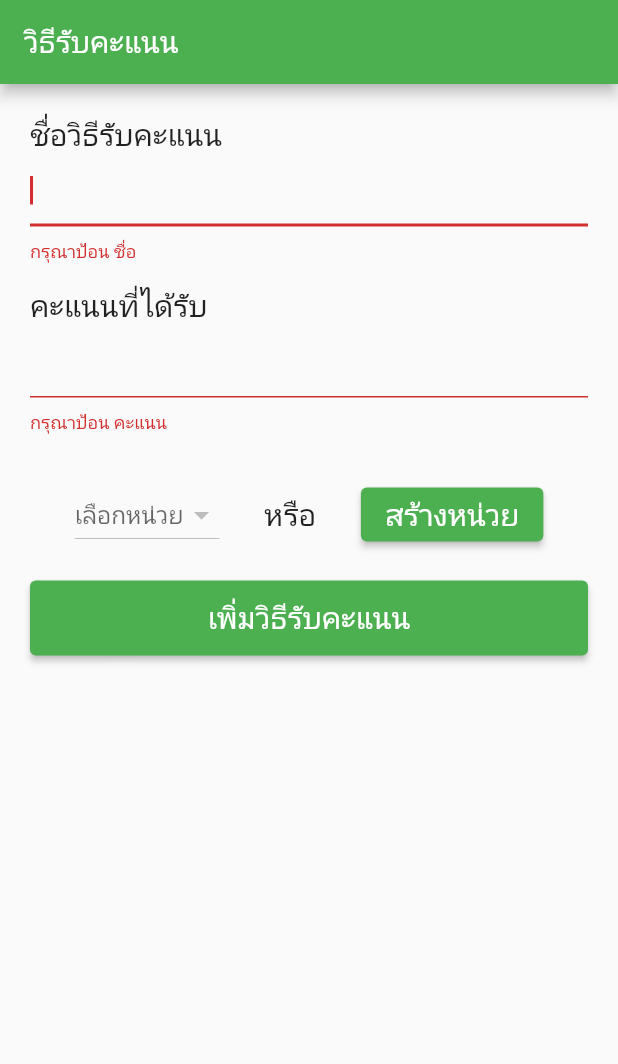
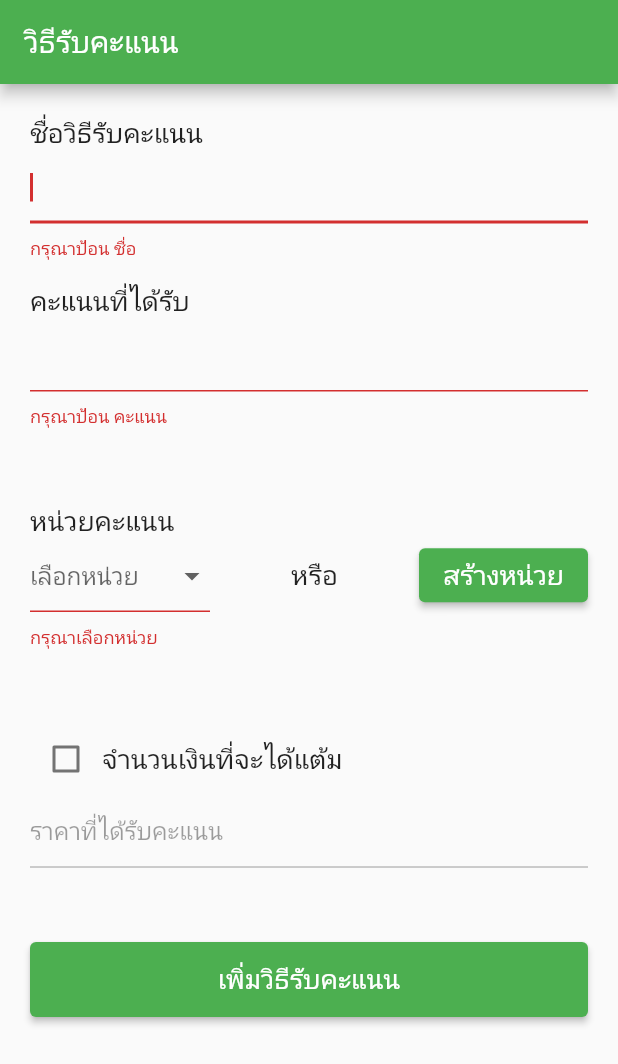
Before and after one commit to ZoNew/Flutter_CollectingPoints, a Flutter app: the AddCollectScreen screen opened directly, after a tap on "เพิ่มวิธีรับคะแนน", on a phone screen of 412 x 824 dp. Shown: the top 1064 px of the screen. Run offline on Flutter 3.47's test engine with Material 2 defaults, Android fonts, the phone set to English and light mode, and no system bars; our stand-ins replace fluttertoast, form_field_validator.

```diff
--- a/lib/main.dart
+++ b/lib/main.dart
@@ -1,4 +1,6 @@
 import 'package:flutter/material.dart';
+import 'package:test_point_system/screen/add_collect.dart';
+import 'package:test_point_system/screen/add_collect_unit.dart';
 import 'package:test_point_system/screen/login.dart';
 
 void main() {
@@ -31,7 +33,7 @@ class _MyHomePageState extends State<MyHomePage> {
   @override
   Widget build(BuildContext context) {
 
-    return LoginScreen();
+    return AddCollectUnit();
   }
 }
 
--- a/lib/model/collect.dart
+++ b/lib/model/collect.dart
@@ -1,8 +1,11 @@
 class Collect {
   String? name;
   int? rewardPoint;
+  String? collectUnit;
+  int? price;
 
-  Collect({this.name, this.rewardPoint}) {
+  Collect({this.name, this.rewardPoint, this.price}) {
     rewardPoint = 0;
+    price = 0;
   }
 }
--- a/lib/screen/add_collect.dart
+++ b/lib/screen/add_collect.dart
@@ -2,6 +2,7 @@ import 'package:flutter/material.dart';
 import 'package:fluttertoast/fluttertoast.dart';
 import 'package:form_field_validator/form_field_validator.dart';
 import 'package:test_point_system/model/collect.dart';
+import 'package:test_point_system/screen/detail_promotion.dart';
 import 'package:test_point_system/screen/login.dart';
 
 class AddCollectScreen extends StatefulWidget {
@@ -14,9 +15,28 @@ class AddCollectScreen extends StatefulWidget {
 class _AddCollectScreenState extends State<AddCollectScreen> {
   final formKey = GlobalKey<FormState>();
   Collect collect = Collect();
+  String? _dropdownValue;
+  bool isEnable = false;
+  final textFormFieldPrice = TextEditingController();
+
+  List<DropdownMenuItem<String>> _unitList = [
+    "stamp",
+    "point",
+    "แต้ม",
+    "ความดี",
+  ].map<DropdownMenuItem<String>>((String value) {
+    return DropdownMenuItem<String>(
+      value: value,
+      child: Text(value),
+    );
+  }).toList();
 
   @override
   Widget build(BuildContext context) {
+    ThemeData theme = Theme.of(context);
+    if (isEnable == true) {}
+    ;
+    double _fontSize = 18.0;
     return Scaffold(
       appBar: AppBar(
         title: Text("วิธีรับคะแนน"),
@@ -57,17 +77,46 @@ class _AddCollectScreenState extends State<AddCollectScreen> {
                       },
                     ),
                     SizedBox(
-                      height: 30,
+                      height: 50,
                     ),
                     Row(
-                      // crossAxisAlignment: CrossAxisAlignment.start,
-                      mainAxisAlignment: MainAxisAlignment.spaceEvenly,
+                      mainAxisAlignment: MainAxisAlignment.spaceBetween,
                       children: [
-                        DropdownButton(
-                          items: _unit,
-                          hint: Text("เลือกหน่วย"),
+                        Column(
+                          crossAxisAlignment: CrossAxisAlignment.start,
+                          children: [
+                            Text(
+                              "หน่วยคะแนน",
+                              style: TextStyle(fontSize: _fontSize),
+                            ),
+
+                            Container(
+                              width: 120,
+                              child: DropdownButtonFormField<String>(
+                                validator: (value) {
+                                  if (value == null) {
+                                    return "กรุณาเลือกหน่วย";
+                                  }
+                                },
+                                value: _dropdownValue,
+                                hint: Text("เลือกหน่วย"),
+                                onChanged: (String? newValue) {
+                                  setState(() {
+                                    _dropdownValue = newValue;
+                                  });
+                                },
+                                items: _unitList,
+                                onSaved: (val) {
+                                  collect.collectUnit = val;
+                                },
+                              ),
+                            ),
+                          ],
                         ),
-                        Text("หรือ",style: TextStyle(fontSize: _fontSize),),
+                        Text(
+                          "หรือ",
+                          style: TextStyle(fontSize: _fontSize),
+                        ),
                         ElevatedButton(
                           onPressed: () {
                             Navigator.push(context,
@@ -76,12 +125,44 @@ class _AddCollectScreenState extends State<AddCollectScreen> {
                             }));
                           },
                           child: Text("สร้างหน่วย",
-                              style: TextStyle(fontSize: 20)),
+                              style: TextStyle(fontSize: _fontSize)),
                         ),
                       ],
                     ),
                     SizedBox(
-                      height: 20,
+                      height: 50,
+                    ),
+                    Row(
+                      children: [
+                        Checkbox(
+                          value: isEnable,
+                          onChanged: (value) {
+                            setState(() {
+                              isEnable = value!;
+                              textFormFieldPrice.clear();
+                            });
+                          },
+                        ),
+                        Text(
+                          "จำนวนเงินที่จะได้แต้ม",
+                          style: TextStyle(fontSize: _fontSize),
+                        )
+                      ],
+                    ),
+                    TextFormField(
+                      controller: textFormFieldPrice,
+                      enabled: isEnable,
+                      keyboardType: TextInputType.number,
+                      onSaved: (String? price) {
+                        if (price!.isNotEmpty) {
+                          collect.price = int.parse(price);
+                        }
+                      },
+                      decoration:
+                          InputDecoration(hintText: "ราคาที่ได้รับคะแนน"),
+                    ),
+                    SizedBox(
+                      height: 50,
                     ),
                     SizedBox(
                       width: double.infinity,
@@ -92,19 +173,23 @@ class _AddCollectScreenState extends State<AddCollectScreen> {
                             formKey.currentState!.save();
                             try {
                               Fluttertoast.showToast(
-                                  msg: "เพิ่มวิธีรับคะแนนเรียบร้อย");
-                              print("${collect.name}, ${collect.rewardPoint}");
-                              /*Navigator.pushReplacement(
+                                msg: "เพิ่มวิธีรับคะแนนเรียบร้อย",
+                                gravity: ToastGravity.TOP,
+                              );
+
+                              print(
+                                  "${collect.name}, ${collect.rewardPoint}, ${collect.collectUnit}, ${collect.price}");
+                              Navigator.pushReplacement(
                                 context,
                                 MaterialPageRoute(builder: (context) {
-                                  return AddCollectScreen();
+                                  return DetailPromotionScreen();
                                 }),
-                              );*/
+                              );
                             } catch (e) {
                               print(e.toString());
                               Fluttertoast.showToast(
                                 msg: e.toString(),
-                                gravity: ToastGravity.CENTER,
+                                gravity: ToastGravity.TOP,
                               );
                             }
                           }
@@ -122,19 +207,4 @@ class _AddCollectScreenState extends State<AddCollectScreen> {
   }
 }
 
-final double _fontSize = 20;
-
-List<DropdownMenuItem<String>> _unit = [
-  "stamp",
-  "point",
-  "แต้ม",
-  "ความดี",
-].map<DropdownMenuItem<String>>((String value) {
-  return DropdownMenuItem<String>(
-    value: value,
-    child: Text(
-      value,
-      style: TextStyle(color: Colors.black),
-    ),
-  );
-}).toList();
+void onChanged() {}
--- a/lib/screen/add_promotion.dart
+++ b/lib/screen/add_promotion.dart
@@ -82,7 +82,7 @@ class _AddPromotionScreenState extends State<AddPromotionScreen> {
                               print(e.toString());
                               Fluttertoast.showToast(
                                 msg: e.toString(),
-                                gravity: ToastGravity.CENTER,
+                                gravity: ToastGravity.TOP,
                               );
                             }
                           }
```
Also changed, not shown: lib/screen/add_collect_unit.dart (added, +24 -0 lines), lib/screen/detail_promotion.dart (added, +15 -0 lines).
